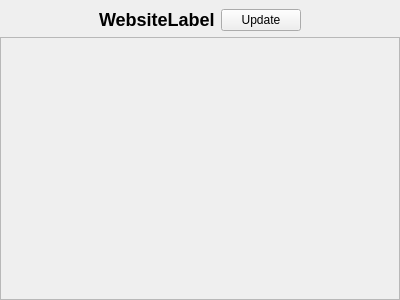
The window that OtakuManager/widgets/WebsiteWidget.ui (GhostWriterTNCS/OtakuManager) describes before a commit, drawn with Qt 5.
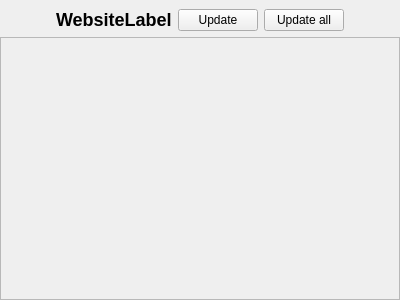
The same window after the commit.

Commit message: Added Update all in website panel.

Diff of the .ui file:
```diff
--- a/OtakuManager/widgets/WebsiteWidget.ui
+++ b/OtakuManager/widgets/WebsiteWidget.ui
@@ -74,6 +74,13 @@
         </property>
        </widget>
       </item>
+      <item>
+       <widget class="QPushButton" name="updateAllButton">
+        <property name="text">
+         <string>Update all</string>
+        </property>
+       </widget>
+      </item>
       <item>
        <spacer name="horizontalSpacer_2">
         <property name="orientation">
```
The commit also changes 2 other files.
